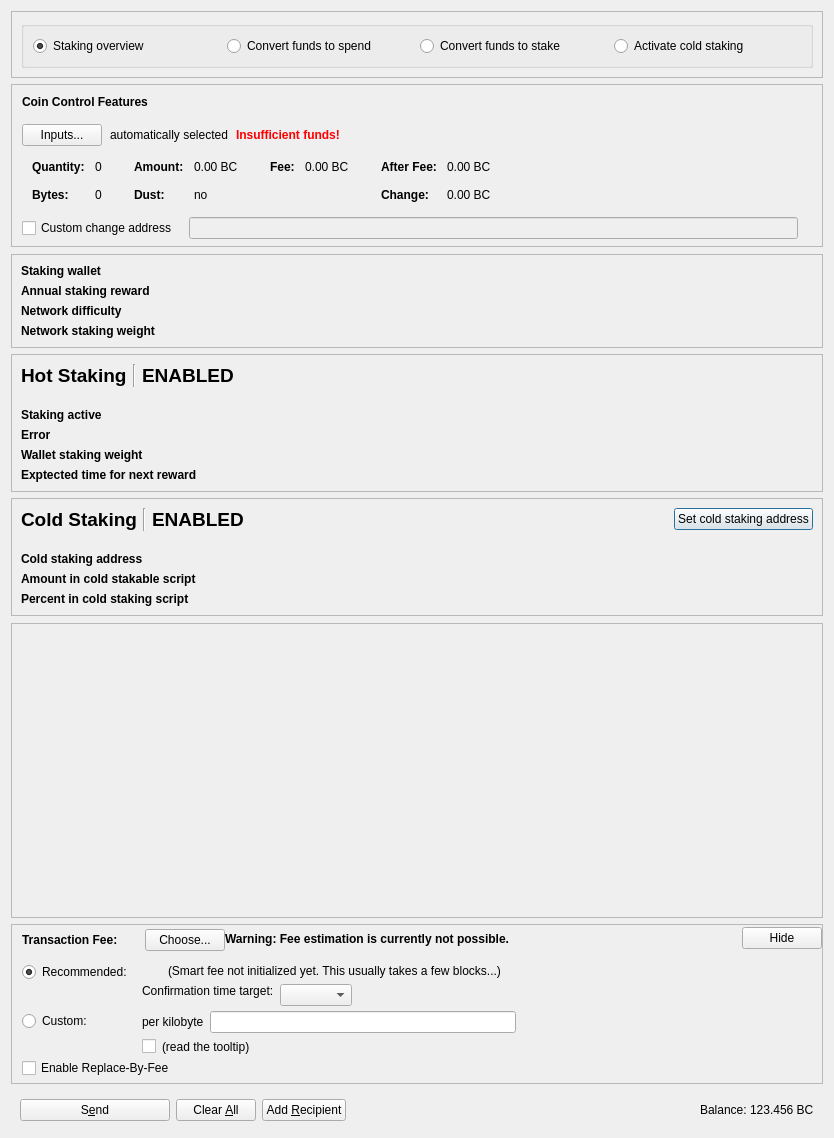
Old version of the form src/qt/forms/sendcoinsdialog.ui in the repository Bitcoin-Confidential/BitcoinC-Core.
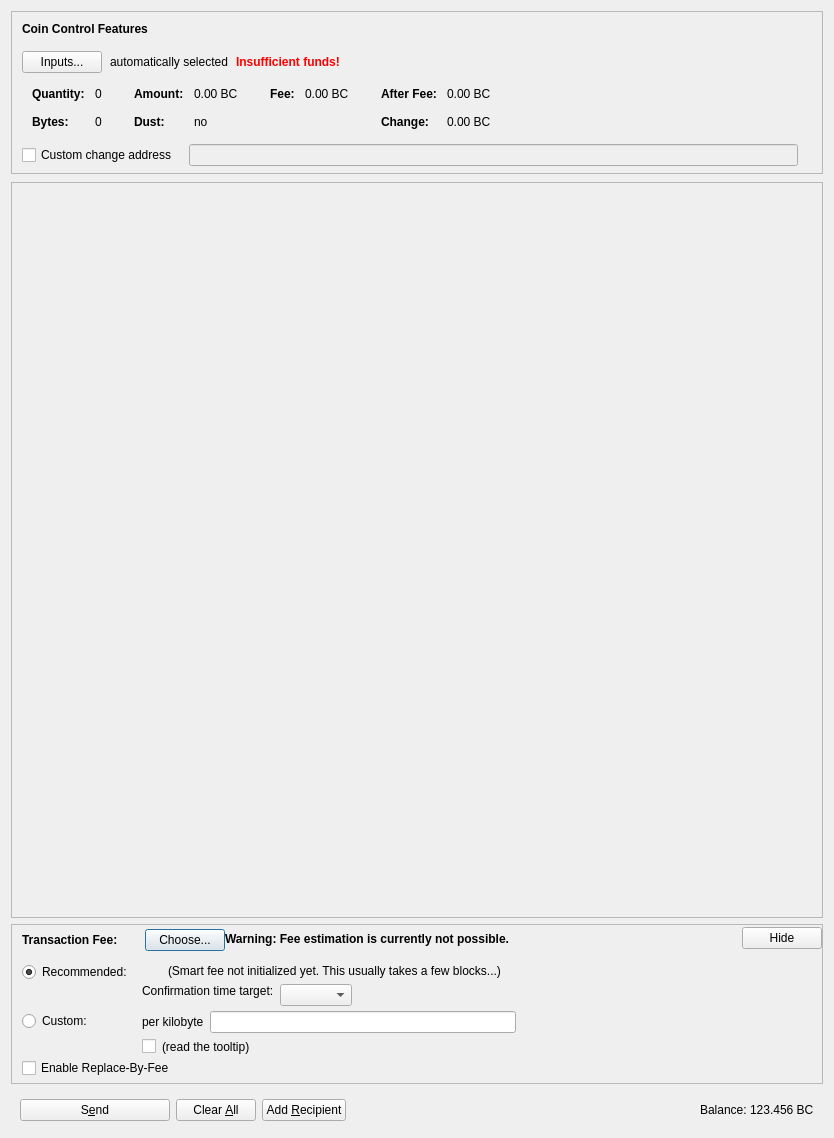
New version of the form. Icons and pictures are not drawn. Custom widgets are drawn as their Qt base class.

Commit message: qt: Improved staking tab, Seperated address books for normal/staking

Diff of the .ui file:
```diff
--- a/src/qt/forms/sendcoinsdialog.ui
+++ b/src/qt/forms/sendcoinsdialog.ui
@@ -13,62 +13,10 @@
   <property name="windowTitle">
    <string>Send Coins</string>
   </property>
-  <layout class="QVBoxLayout" name="verticalLayout" stretch="0,0,0,0,0,0,0,1,0,0">
+  <layout class="QVBoxLayout" name="verticalLayout" stretch="0,0,0,1,0,0">
    <property name="bottomMargin">
     <number>8</number>
    </property>
-   <item>
-    <widget class="QFrame" name="frameStakingSelection">
-     <property name="frameShape">
-      <enum>QFrame::StyledPanel</enum>
-     </property>
-     <property name="frameShadow">
-      <enum>QFrame::Raised</enum>
-     </property>
-     <layout class="QVBoxLayout" name="verticalLayout_3">
-      <item>
-       <widget class="QGroupBox" name="groupBox">
-        <property name="title">
-         <string/>
-        </property>
-        <layout class="QHBoxLayout" name="horizontalLayout_4">
-         <item>
-          <widget class="QRadioButton" name="radioOverview">
-           <property name="text">
-            <string>Staking overview</string>
-           </property>
-           <property name="checked">
-            <bool>true</bool>
-           </property>
-          </widget>
-         </item>
-         <item>
-          <widget class="QRadioButton" name="radioSpending">
-           <property name="text">
-            <string>Convert funds to spend</string>
-           </property>
-          </widget>
-         </item>
-         <item>
-          <widget class="QRadioButton" name="radioStaking">
-           <property name="text">
-            <string>Convert funds to stake</string>
-           </property>
-          </widget>
-         </item>
-         <item>
-          <widget class="QRadioButton" name="radioColdStaking">
-           <property name="text">
-            <string>Activate cold staking</string>
-           </property>
-          </widget>
-         </item>
-        </layout>
-       </widget>
-      </item>
-     </layout>
-    </widget>
-   </item>
    <item>
     <widget class="QFrame" name="frameCoinControl">
      <property name="sizePolicy">
@@ -645,498 +593,6 @@
      </property>
     </spacer>
    </item>
-   <item>
-    <widget class="QFrame" name="frameStakingInfo">
-     <property name="frameShape">
-      <enum>QFrame::StyledPanel</enum>
-     </property>
-     <property name="frameShadow">
-      <enum>QFrame::Raised</enum>
-     </property>
-     <layout class="QVBoxLayout" name="verticalLayout_13">
-      <item>
-       <layout class="QHBoxLayout" name="horizontalLayout_7">
-        <item>
-         <layout class="QVBoxLayout" name="verticalLayout_14">
-          <item>
-           <widget class="QLabel" name="label_14">
-            <property name="font">
-             <font>
-              <weight>75</weight>
-              <bold>true</bold>
-             </font>
-            </property>
-            <property name="text">
-             <string>Staking wallet</string>
-            </property>
-           </widget>
-          </item>
-          <item>
-           <widget class="QLabel" name="label_8">
-            <property name="font">
-             <font>
-              <weight>75</weight>
-              <bold>true</bold>
-             </font>
-            </property>
-            <property name="text">
-             <string>Annual staking reward</string>
-            </property>
-           </widget>
-          </item>
-          <item>
-           <widget class="QLabel" name="label_9">
-            <property name="font">
-             <font>
-              <weight>75</weight>
-              <bold>true</bold>
-             </font>
-            </property>
-            <property name="text">
-             <string>Network difficulty</string>
-            </property>
-           </widget>
-          </item>
-          <item>
-           <widget class="QLabel" name="label_11">
-            <property name="font">
-             <font>
-              <weight>75</weight>
-              <bold>true</bold>
-             </font>
-            </property>
-            <property name="text">
-             <string>Network staking weight</string>
-            </property>
-           </widget>
-          </item>
-         </layout>
-        </item>
-        <item>
-         <spacer name="horizontalSpacer_8">
-          <property name="orientation">
-           <enum>Qt::Horizontal</enum>
-          </property>
-          <property name="sizeType">
-           <enum>QSizePolicy::Preferred</enum>
-          </property>
-          <property name="sizeHint" stdset="0">
-           <size>
-            <width>5</width>
-            <height>20</height>
-           </size>
-          </property>
-         </spacer>
-        </item>
-        <item>
-         <layout class="QVBoxLayout" name="verticalLayout_15">
-          <item>
-           <widget class="QLabel" name="lblStakingWallet">
-            <property name="sizePolicy">
-             <sizepolicy hsizetype="Expanding" vsizetype="Preferred">
-              <horstretch>0</horstretch>
-              <verstretch>0</verstretch>
-             </sizepolicy>
-            </property>
-            <property name="text">
-             <string/>
-            </property>
-           </widget>
-          </item>
-          <item>
-           <widget class="QLabel" name="lblStakingReward">
-            <property name="text">
-             <string/>
-            </property>
-           </widget>
-          </item>
-          <item>
-           <widget class="QLabel" name="lblStakingDiff">
-            <property name="text">
-             <string/>
-            </property>
-           </widget>
-          </item>
-          <item>
-           <widget class="QLabel" name="lblStakingNetWeight">
-            <property name="text">
-             <string/>
-            </property>
-           </widget>
-          </item>
-         </layout>
-        </item>
-       </layout>
-      </item>
-     </layout>
-    </widget>
-   </item>
-   <item>
-    <widget class="QFrame" name="frameHotStakingInfo">
-     <property name="frameShape">
-      <enum>QFrame::StyledPanel</enum>
-     </property>
-     <property name="frameShadow">
-      <enum>QFrame::Raised</enum>
-     </property>
-     <layout class="QVBoxLayout" name="verticalLayout_8">
-      <item>
-       <layout class="QHBoxLayout" name="horizontalLayoutCoinControl1_2">
-        <property name="bottomMargin">
-         <number>15</number>
-        </property>
-        <item>
-         <widget class="QLabel" name="labelCoinControlFeatures_5">
-          <property name="sizePolicy">
-           <sizepolicy hsizetype="Preferred" vsizetype="Maximum">
-            <horstretch>0</horstretch>
-            <verstretch>0</verstretch>
-           </sizepolicy>
-          </property>
-          <property name="font">
-           <font>
-            <pointsize>14</pointsize>
-            <weight>75</weight>
-            <bold>true</bold>
-            <underline>false</underline>
-           </font>
-          </property>
-          <property name="styleSheet">
-           <string notr="true">font-weight:bold;</string>
-          </property>
-          <property name="text">
-           <string>Hot Staking</string>
-          </property>
-         </widget>
-        </item>
-        <item>
-         <widget class="Line" name="line">
-          <property name="orientation">
-           <enum>Qt::Vertical</enum>
-          </property>
-         </widget>
-        </item>
-        <item>
-         <widget class="QLabel" name="lblHotStakingEnabled">
-          <property name="sizePolicy">
-           <sizepolicy hsizetype="Expanding" vsizetype="Maximum">
-            <horstretch>0</horstretch>
-            <verstretch>0</verstretch>
-           </sizepolicy>
-          </property>
-          <property name="font">
-           <font>
-            <pointsize>14</pointsize>
-            <weight>75</weight>
-            <bold>true</bold>
-            <underline>false</underline>
-           </font>
-          </property>
-          <property name="styleSheet">
-           <string notr="true">font-weight:bold;</string>
-          </property>
-          <property name="text">
-           <string>ENABLED</string>
-          </property>
-         </widget>
-        </item>
-       </layout>
-      </item>
-      <item>
-       <layout class="QHBoxLayout" name="horizontalLayout_3">
-        <item>
-         <layout class="QVBoxLayout" name="verticalLayout_4">
-          <item>
-           <widget class="QLabel" name="lblHotStakingActiveLabel">
-            <property name="font">
-             <font>
-              <weight>75</weight>
-              <bold>true</bold>
-             </font>
-            </property>
-            <property name="text">
-             <string>Staking active</string>
-            </property>
-           </widget>
-          </item>
-          <item>
-           <widget class="QLabel" name="lblHotStakingErrorLabel">
-            <property name="font">
-             <font>
-              <weight>75</weight>
-              <bold>true</bold>
-             </font>
-            </property>
-            <property name="text">
-             <string>Error</string>
-            </property>
-           </widget>
-          </item>
-          <item>
-           <widget class="QLabel" name="lblHotStakingWalletWeightLabel">
-            <property name="font">
-             <font>
-              <weight>75</weight>
-              <bold>true</bold>
-             </font>
-            </property>
-            <property name="text">
-             <string>Wallet staking weight</string>
-            </property>
-           </widget>
-          </item>
-          <item>
-           <widget class="QLabel" name="lblHotStakingExpectedTimeLabel">
-            <property name="font">
-             <font>
-              <weight>75</weight>
-              <bold>true</bold>
-             </font>
-            </property>
-            <property name="text">
-             <string>Exptected time for next reward</string>
-            </property>
-           </widget>
-          </item>
-         </layout>
-        </item>
-        <item>
-         <spacer name="horizontalSpacer_7">
-          <property name="orientation">
-           <enum>Qt::Horizontal</enum>
-          </property>
-          <property name="sizeType">
-           <enum>QSizePolicy::Preferred</enum>
-          </property>
-          <property name="sizeHint" stdset="0">
-           <size>
-            <width>5</width>
-            <height>20</height>
-           </size>
-          </property>
-         </spacer>
-        </item>
-        <item>
-         <layout class="QVBoxLayout" name="verticalLayout_5">
-          <item>
-           <widget class="QLabel" name="lblHotStakingActive">
-            <property name="sizePolicy">
-             <sizepolicy hsizetype="Expanding" vsizetype="Preferred">
-              <horstretch>0</horstretch>
-              <verstretch>0</verstretch>
-             </sizepolicy>
-            </property>
-            <property name="text">
-             <string/>
-            </property>
-           </widget>
-          </item>
-          <item>
-           <widget class="QLabel" name="lblHotStakingError">
-            <property name="text">
-             <string/>
-            </property>
-           </widget>
-          </item>
-          <item>
-           <widget class="QLabel" name="lblHotStakingWalletWeight">
-            <property name="text">
-             <string/>
-            </property>
-           </widget>
-          </item>
-          <item>
-           <widget class="QLabel" name="lblHotStakingExpectedTime">
-            <property name="text">
-             <string/>
-            </property>
-           </widget>
-          </item>
-         </layout>
-        </item>
-       </layout>
-      </item>
-     </layout>
-    </widget>
-   </item>
-   <item>
-    <widget class="QFrame" name="frameColdStakingInfo">
-     <property name="frameShape">
-      <enum>QFrame::StyledPanel</enum>
-     </property>
-     <property name="frameShadow">
-      <enum>QFrame::Raised</enum>
-     </property>
-     <layout class="QVBoxLayout" name="verticalLayout_9">
-      <item>
-       <layout class="QHBoxLayout" name="horizontalLayoutCoinControl1_3">
-        <property name="bottomMargin">
-         <number>15</number>
-        </property>
-        <item>
-         <widget class="QLabel" name="labelCoinControlFeatures_6">
-          <property name="sizePolicy">
-           <sizepolicy hsizetype="Preferred" vsizetype="Maximum">
-            <horstretch>0</horstretch>
-            <verstretch>0</verstretch>
-           </sizepolicy>
-          </property>
-          <property name="font">
-           <font>
-            <pointsize>14</pointsize>
-            <weight>75</weight>
-            <bold>true</bold>
-            <underline>false</underline>
-           </font>
-          </property>
-          <property name="styleSheet">
-           <string notr="true">font-weight:bold;</string>
-          </property>
-          <property name="text">
-           <string>Cold Staking</string>
-          </property>
-         </widget>
-        </item>
-        <item>
-         <widget class="Line" name="line_2">
-          <property name="orientation">
-           <enum>Qt::Vertical</enum>
-          </property>
-         </widget>
-        </item>
-        <item>
-         <widget class="QLabel" name="lblColdStakingEnabled">
-          <property name="sizePolicy">
-           <sizepolicy hsizetype="Expanding" vsizetype="Maximum">
-            <horstretch>0</horstretch>
-            <verstretch>0</verstretch>
-           </sizepolicy>
-          </property>
-          <property name="font">
-           <font>
-            <pointsize>14</pointsize>
-            <weight>75</weight>
-            <bold>true</bold>
-            <underline>false</underline>
-           </font>
-          </property>
-          <property name="styleSheet">
-           <string notr="true">font-weight:bold;</string>
-          </property>
-          <property name="text">
-           <string>ENABLED</string>
-          </property>
-         </widget>
-        </item>
-        <item>
-         <widget class="QPushButton" name="btnChangeColdStakingAddress">
-          <property name="text">
-           <string>Set cold staking address</string>
-          </property>
-         </widget>
-        </item>
-       </layout>
-      </item>
-      <item>
-       <layout class="QHBoxLayout" name="horizontalLayout_5">
-        <item>
-         <layout class="QVBoxLayout" name="verticalLayout_6">
-          <item>
-           <widget class="QLabel" name="lblColdStakingAddressLabel">
-            <property name="font">
-             <font>
-              <weight>75</weight>
-              <bold>true</bold>
-             </font>
-            </property>
-            <property name="text">
-             <string>Cold staking address</string>
-            </property>
-           </widget>
-          </item>
-          <item>
-           <widget class="QLabel" name="lblColdStakingCoinInScriptLabel">
-            <property name="font">
-             <font>
-              <weight>75</weight>
-              <bold>true</bold>
-             </font>
-            </property>
-            <property name="text">
-             <string>Amount in cold stakable script</string>
-            </property>
-           </widget>
-          </item>
-          <item>
-           <widget class="QLabel" name="lblColdStakingPercentLabel">
-            <property name="font">
-             <font>
-              <weight>75</weight>
-              <bold>true</bold>
-             </font>
-            </property>
-            <property name="text">
-             <string>Percent in cold staking script</string>
-            </property>
-           </widget>
-          </item>
-         </layout>
-        </item>
-        <item>
-         <spacer name="horizontalSpacer_3">
-          <property name="orientation">
-           <enum>Qt::Horizontal</enum>
-          </property>
-          <property name="sizeType">
-           <enum>QSizePolicy::Preferred</enum>
-          </property>
-          <property name="sizeHint" stdset="0">
-           <size>
-            <width>5</width>
-            <height>20</height>
-           </size>
-          </property>
-         </spacer>
-        </item>
-        <item>
-         <layout class="QVBoxLayout" name="verticalLayout_7">
-          <item>
-           <widget class="QLabel" name="lblColdStakingAddress">
-            <property name="sizePolicy">
-             <sizepolicy hsizetype="Expanding" vsizetype="Preferred">
-              <horstretch>0</horstretch>
-              <verstretch>0</verstretch>
-             </sizepolicy>
-            </property>
-            <property name="text">
-             <string/>
-            </property>
-            <property name="textInteractionFlags">
-             <set>Qt::LinksAccessibleByMouse|Qt::TextSelectableByKeyboard|Qt::TextSelectableByMouse</set>
-            </property>
-           </widget>
-          </item>
-          <item>
-           <widget class="QLabel" name="lblColdStakingCoinInScript">
-            <property name="text">
-             <string/>
-            </property>
-           </widget>
-          </item>
-          <item>
-           <widget class="QLabel" name="lblColdStakingPercent">
-            <property name="text">
-             <string/>
-            </property>
-           </widget>
-          </item>
-         </layout>
-        </item>
-       </layout>
-      </item>
-     </layout>
-    </widget>
-   </item>
    <item>
     <spacer name="verticalSpacer_9">
      <property name="orientation">
@@ -1152,6 +608,15 @@
    </item>
    <item>
     <widget class="QScrollArea" name="scrollArea">
+     <property name="sizePolicy">
+      <sizepolicy hsizetype="Preferred" vsizetype="Expanding">
+       <horstretch>0</horstretch>
+       <verstretch>0</verstretch>
+      </sizepolicy>
+     </property>
+     <property name="horizontalScrollBarPolicy">
+      <enum>Qt::ScrollBarAlwaysOff</enum>
+     </property>
      <property name="widgetResizable">
       <bool>true</bool>
      </property>
@@ -1161,7 +626,7 @@
         <x>0</x>
         <y>0</y>
         <width>811</width>
-        <height>159</height>
+        <height>649</height>
        </rect>
       </property>
       <layout class="QVBoxLayout" name="verticalLayout_2" stretch="0,1">
```
The commit also changes 21 other files.
